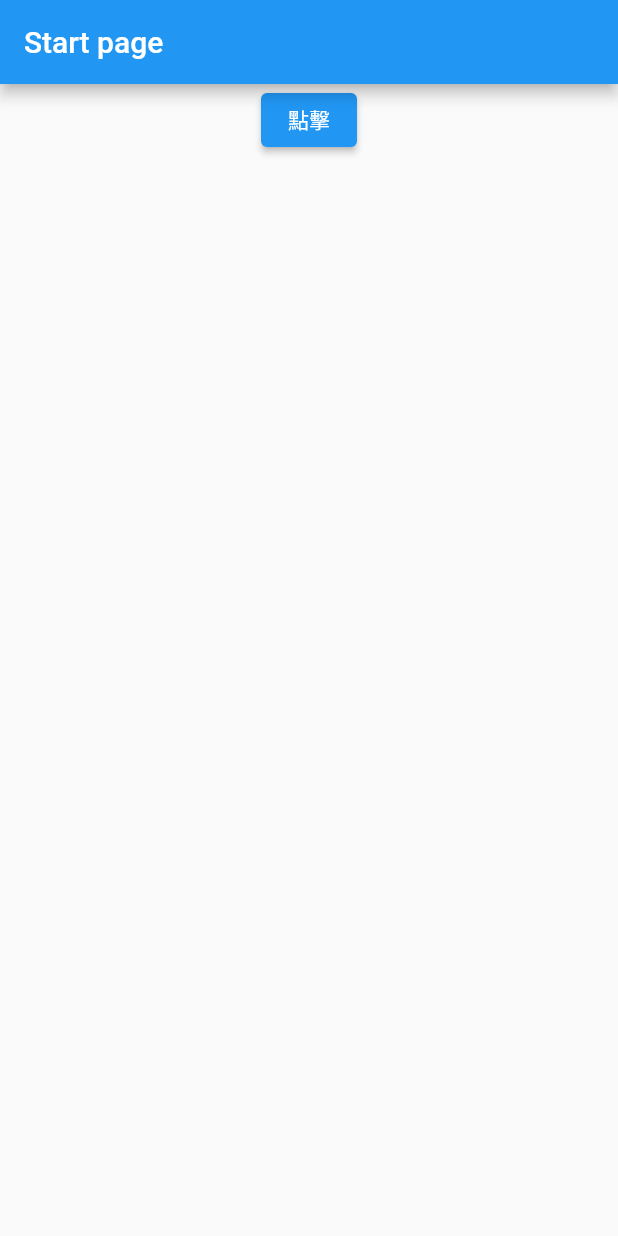
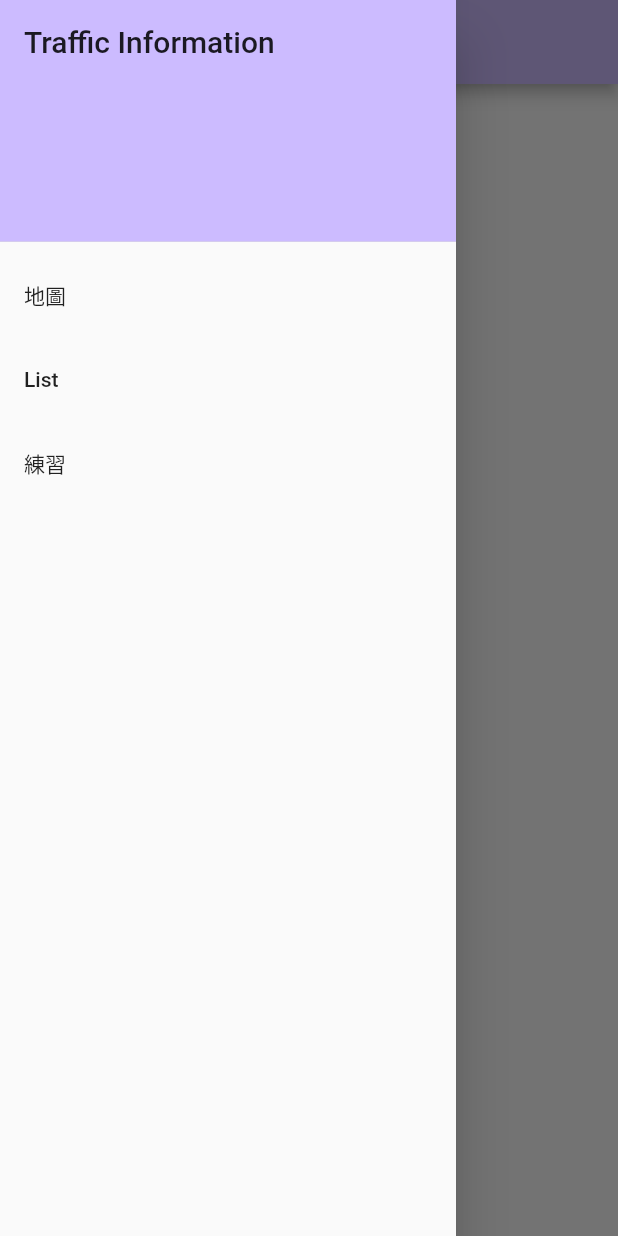
Before and after one commit to cheenjame/mvvm_expample, a Flutter app: the screen it shows after launch, with the side drawer open (before the commit the screen has no drawer), on a phone screen of 412 x 824 dp. Run offline on Flutter 3.47's test engine with Material 2 defaults, Android fonts, the phone set to English and light mode, and no system bars; network calls fail.

Commit message:
[add] 新增功能
側邊欄、新竹停車場資訊、開場頁

```diff
--- /dev/null
+++ b/lib/colors.dart
@@ -0,0 +1,4 @@
+
+import 'package:flutter/material.dart';
+
+const mainColor = Color(0xffCCBBFF);
--- /dev/null
+++ b/lib/drawer.dart
@@ -0,0 +1,34 @@
+import 'package:flutter/material.dart';
+import 'package:flutter/widgets.dart';
+import 'package:mvvm_expample/colors.dart';
+import 'package:mvvm_expample/generated/l10n.dart';
+import 'package:mvvm_expample/route.dart';
+
+/// 側邊欄
+class MvvmDrawer extends StatelessWidget {
+  @override
+  Widget build(BuildContext context) {
+    return Drawer(
+        child: ListView(
+      padding: EdgeInsets.zero,
+      children: [
+        DrawerHeader(
+          child: Text(
+            MvvmApp.of(context).trafficInformation,
+            style: const TextStyle(fontSize: 20),
+          ),
+          decoration: const BoxDecoration(color: mainColor),
+        ),
+        ListTile(title: Text(MvvmApp.of(context).drawerMap)),
+        ListTile(
+          title: Text(MvvmApp.of(context).drawerList),
+          onTap: () => Navigator.pushNamed(context, kRouteParking),
+        ),
+        ListTile(
+          title: const Text('練習'),
+          onTap: () => Navigator.pushNamed(context, kRouteSecond),
+        )
+      ],
+    ));
+  }
+}
--- a/lib/l10n/intl_en.arb
+++ b/lib/l10n/intl_en.arb
@@ -1,7 +1,61 @@
 {
-    "startpage": "Start page",
-    "@startpage": {
-      "description": "第一頁/標題",
+  "OperatingHours": "Operating hours",
+  "@OperatingHours": {
+    "description": "停車場資訊/營運時間:",
+    "type": "text",
+    "placeholders": {}
+  },
+    "ParkingLotInformation": "Parking lot information",
+    "@ParkingLotInformation": {
+      "description": "停車場資訊/停車場資訊",
+      "type": "text",
+      "placeholders": {}
+    },
+    "weekdays": "How to charge on weekdays",
+    "@weekdays": {
+      "description": "停車場資訊/平日收費方式",
+      "type": "text",
+      "placeholders": {}
+    },
+    "holiday": "Holiday charging method",
+    "@holiday": {
+      "description": "停車場資訊/假日收費方式",
+      "type": "text",
+      "placeholders": {}
+    },
+    "totalCar": "Total car parking spaces:",
+    "@totalCar": {
+      "description": "停車場資訊/汽車總車位:",
+      "type": "text",
+      "placeholders": {}
+    },
+    "carRemaining": "Car remaining parking spaces:",
+    "@carRemaining": {
+      "description": "停車場資訊/汽車剩餘車位:",
+      "type": "text",
+      "placeholders": {}
+    },
+    "totalLocomotive": "Total Locomotive Parking Space:",
+    "@totalLocomotive": {
+      "description": "停車場資訊/機車總車位:",
+      "type": "text",
+      "placeholders": {}
+    },
+    "locomotiveRemaining": "Locomotive remaining parking spaces:",
+    "@locomotiveRemaining": {
+      "description": "停車場資訊/機車剩餘車位:",
+      "type": "text",
+      "placeholders": {}
+    },
+    "trafficInformation": "Traffic Information",
+    "@trafficInformation": {
+      "description": "側邊欄/交通資訊",
+      "type": "text",
+      "placeholders": {}
+    },
+    "drawerList": "List",
+    "@drawerList": {
+      "description": "側邊欄/列表",
       "type": "text",
       "placeholders": {}
     }
--- a/lib/l10n/intl_zh_TW.arb
+++ b/lib/l10n/intl_zh_TW.arb
@@ -1,7 +1,67 @@
 {
-    "startpage": "第一頁",
-    "@startpage": {
-      "description": "第一頁/標題",
+    "operatingHours": "營運時間:",
+    "@operatingHours": {
+      "description": "停車場資訊/營運時間:",
+      "type": "text",
+      "placeholders": {}
+    },
+    "parkingLotInformation": "停車場資訊",
+    "@parkingLotInformation": {
+      "description": "停車場資訊/停車場資訊",
+      "type": "text",
+      "placeholders": {}
+    },
+    "weekdays": "平日收費方式",
+    "@weekdays": {
+      "description": "停車場資訊/平日收費方式",
+      "type": "text",
+      "placeholders": {}
+    },
+    "holiday": "假日收費方式",
+    "@holiday": {
+      "description": "停車場資訊/假日收費方式",
+      "type": "text",
+      "placeholders": {}
+    },
+    "totalCar": "汽車總車位:",
+    "@totalCar": {
+      "description": "停車場資訊/汽車總車位:",
+      "type": "text",
+      "placeholders": {}
+    },
+    "carRemaining": "汽車剩餘車位:",
+    "@carRemaining": {
+      "description": "停車場資訊/汽車剩餘車位:",
+      "type": "text",
+      "placeholders": {}
+    },
+    "totalLocomotive": "機車總車位:",
+    "@totalLocomotive": {
+      "description": "停車場資訊/機車總車位:",
+      "type": "text",
+      "placeholders": {}
+    },
+    "locomotiveRemaining": "機車剩餘車位:",
+    "@locomotiveRemaining": {
+      "description": "停車場資訊/機車剩餘車位:",
+      "type": "text",
+      "placeholders": {}
+    },
+    "trafficInformation": "交通資訊",
+    "@trafficInformation": {
+      "description": "側邊欄/交通資訊",
+      "type": "text",
+      "placeholders": {}
+    },
+    "drawerMap": "地圖",
+    "@drawerMap": {
+      "description": "側邊欄/地圖",
+      "type": "text",
+      "placeholders": {}
+    },
+    "drawerList": "列表",
+    "@drawerList": {
+      "description": "側邊欄/列表",
       "type": "text",
       "placeholders": {}
     }
--- a/lib/main.dart
+++ b/lib/main.dart
@@ -1,5 +1,6 @@
 import 'package:flutter/material.dart';
 import 'package:flutter_localizations/flutter_localizations.dart';
+import 'package:mvvm_expample/colors.dart';
 import 'package:mvvm_expample/generated/l10n.dart';
 import 'package:mvvm_expample/route.dart';
 
@@ -10,18 +11,19 @@ void main() {
 class MvvmExampleApp extends StatelessWidget {
   @override
   Widget build(BuildContext context) {
-    return const MaterialApp(
-      localizationsDelegates: [
+    return MaterialApp(
+      localizationsDelegates: const [
         GlobalMaterialLocalizations.delegate,
         GlobalWidgetsLocalizations.delegate,
         MvvmApp.delegate
       ],
-      supportedLocales: [
+      supportedLocales: const [
         Locale.fromSubtags(languageCode: 'zh', countryCode: 'TW'),
         Locale.fromSubtags(languageCode: 'en'),
       ],
       onGenerateRoute: onRoute,
       initialRoute: kRouteSplash,
+      theme: ThemeData(primaryColor: mainColor),
     );
   }
 }
--- /dev/null
+++ b/lib/parking/parking_page.dart
@@ -0,0 +1,111 @@
+import 'package:flutter/material.dart';
+import 'package:mvvm_expample/generated/l10n.dart';
+import 'package:mvvm_expample/parking/parking_view_model.dart';
+import 'package:mvvm_expample/repository/repository.dart';
+import 'package:mvvm_expample/drawer.dart';
+import 'package:provider/provider.dart';
+
+class ParkingPage extends StatelessWidget {
+  ParkingPage({ParkingViewModel? viewModel})
+      : _viewModel = viewModel ?? ParkingViewModel();
+  final ParkingViewModel _viewModel;
+  final _refreshKey = GlobalKey<RefreshIndicatorState>();
+
+  @override
+  Widget build(BuildContext context) {
+    if (!_viewModel.isLoaded) {
+      WidgetsBinding.instance?.addPostFrameCallback((_) {
+        _refreshKey.currentState?.show();
+      });
+    }
+    return Scaffold(
+      appBar: AppBar(
+        title: Text(MvvmApp.of(context).parkingLotInformation),
+      ),
+      drawer: MvvmDrawer(),
+      body: ChangeNotifierProvider.value(
+        value: _viewModel.items,
+        child: Column(children: [
+          Expanded(
+            child: RefreshIndicator(
+              key: _refreshKey,
+              child: Consumer<ValueNotifier<List<HsinchuCityParking>>>(
+                builder: (context, items, child) => ListView.separated(
+                    itemBuilder: (BuildContext context, int index) =>
+                        _buildParkingItem(context, items.value[index]),
+                    separatorBuilder: (context, int index) => const Divider(),
+                    itemCount: items.value.length),
+              ),
+              onRefresh: _viewModel.getHsinchuParking,
+            ),
+          )
+        ]),
+      ),
+    );
+  }
+
+  /// 停車場資訊內容
+  Widget _buildParkingItem(BuildContext context, HsinchuCityParking parking) {
+    return Container(
+      margin: const EdgeInsets.only(left: 20),
+      child: Column(crossAxisAlignment: CrossAxisAlignment.start, children: [
+        Text(
+          parking.name ?? '',
+          style: const TextStyle(fontWeight: FontWeight.bold, fontSize: 16),
+        ),
+        Row(children: [
+          Text(MvvmApp.of(context).operatingHours),
+          Container(
+            margin: const EdgeInsets.only(left: 10),
+            child: Text(
+              parking.time ?? '',
+              style: const TextStyle(fontSize: 12),
+            ),
+          )
+        ]),
+        Text(MvvmApp.of(context).weekdays),
+        Text(
+          parking.weekdays ?? '',
+          style: const TextStyle(fontSize: 11, color: Colors.red),
+        ),
+        Text(MvvmApp.of(context).holiday),
+        Container(
+          margin: const EdgeInsets.only(bottom: 10),
+          child: Text(
+            parking.holiday ?? '',
+            style: const TextStyle(fontSize: 11, color: Colors.red),
+          ),
+        ),
+        _buildLocomotive(
+            MvvmApp.of(context).totalCar,
+            MvvmApp.of(context).carRemaining,
+            parking.carTotal ?? '',
+            parking.carSurplus ?? ''),
+        _buildLocomotive(
+            MvvmApp.of(context).totalLocomotive,
+            MvvmApp.of(context).locomotiveRemaining,
+            parking.locomotiveTotal ?? '',
+            parking.locomotiveSurplus ?? '')
+      ]),
+    );
+  }
+
+  Widget _buildLocomotive(String totalTitle, String numberTitle, String total,
+      String locomotiveSurplus) {
+    if (_viewModel.isTotal(total))
+    return Container();
+    return Row(
+      children: [
+        Expanded(
+            child: Row(
+          children: [Text(totalTitle), Text(total)],
+        )),
+        Expanded(
+          child: Row(
+            children: [Text(numberTitle), Text(locomotiveSurplus)],
+          ),
+        )
+      ],
+    );
+  }
+}
--- /dev/null
+++ b/lib/parking/parking_view_model.dart
@@ -0,0 +1,20 @@
+import 'package:flutter/material.dart';
+import 'package:mvvm_expample/repository/repository.dart';
+
+class ParkingViewModel {
+  ParkingViewModel({Repository? repository})
+      : _repository = repository ?? Repository();
+  final Repository _repository;
+  bool isLoaded = false;
+  final items = ValueNotifier<List<HsinchuCityParking>>([]);
+  Future<List<HsinchuCityParking>> getHsinchuParking() async {
+    isLoaded = true;
+    return _repository.getHsinchuParking().then((value) => items.value = value);
+  }
+
+/// 總車位是否為0
+  bool isTotal(String total) {
+    final number = int.parse(total);
+    return number == 0;
+  }
+}
--- a/lib/repository/repository.dart
+++ b/lib/repository/repository.dart
@@ -1,5 +1,6 @@
- import 'dart:convert';
+import 'dart:convert';
 import 'package:http/http.dart' as http;
+import 'package:mvvm_expample/repository/global_json.dart';
 
 class Repository {
   /// 取得專輯
@@ -13,18 +14,79 @@ class Repository {
       throw Exception('Failed to load album');
     }
   }
+
+  /// 取得新竹停車場資訊
+  Future<List<HsinchuCityParking>> getHsinchuParking() async {
+    final repsonse = await http.get(Uri.parse(
+        'https://odws.hccg.gov.tw/001/Upload/25/OpenData/9059/452/7f02e869-396b-480c-b93f-f62cf67b0f7c.json'));
+    if (repsonse.statusCode == 200) {
+      return parseParking(const Utf8Codec().decode(repsonse.bodyBytes));
+    } else {
+      throw Exception('網路異常');
+    }
+  }
 }
+
 /// 專輯json資料
 class Album {
-  Album({this.userId, this.id, this.title});
   Album.fromJson(dynamic json)
-      : userId = json['userId']?? 0,
-        id = json['id']?? 0,
-        title = json['title']?? '';
+      : userId = json['userId'] ?? 0,
+        id = json['id'] ?? 0,
+        title = json['title'] ?? '';
+
   /// 使用者id
   final int? userId;
+
   /// 專輯id
   final int? id;
+
   /// 專輯標題
   final String? title;
+  @override
+  String toString() {
+    return 'Album(userId : $userId , id : $id , title: $title)';
+  }
 }
+
+// 停車場名稱: "永兆(勞山)停車場",
+// 地址: "新竹市南大路140巷內",
+// 營運時間: "每日00:00~24:00(24H)",
+// 平日收費方式: "機車：20元/次",
+// 假日收費方式: "機車：20元/次",
+// 汽車總車位: "0",
+// 汽車剩餘車位: "0",
+// 機車總車位: "500",
+// 機車剩餘車位: "139",
+// X座標: "24.80726", 緯度
+// Y座標: "120.969783" 經度
+
+/// 新竹市停車場
+class HsinchuCityParking {
+  HsinchuCityParking.fromJson(dynamic json)
+      : name = json['停車場名稱'] ?? '',
+        address = json['地址'] ?? '',
+        time = json['營運時間'] ?? '',
+        weekdays = json['平日收費方式'] ?? '',
+        holiday = json['假日收費方式'] ?? '',
+        carTotal = json['汽車總車位'] ?? '',
+        carSurplus = json['汽車剩餘車位'] ?? '',
+        locomotiveTotal = json['機車總車位'] ?? '',
+        locomotiveSurplus = json['機車剩餘車位'] ?? '',
+        longitude = json['X座標'] ?? '',
+        latitude = json['Y座標'];
+  final String? name;
+  final String? address;
+  final String? time;
+  final String? weekdays;
+  final String? holiday;
+  final String? carTotal;
+  final String? carSurplus;
+  final String? locomotiveTotal;
+  final String? locomotiveSurplus;
+  final String? longitude;
+  final String? latitude;
+  @override
+  String toString() {
+    return 'HsinchuCityParking(name = $name , address = $address , time = $time , weekdays = $weekdays , holiday = $holiday , carTotal = $carTotal , carSurplus = $carSurplus , locomotiveTotal = $locomotiveTotal , locomotiveSurplus = $locomotiveSurplus, longitude = $longitude, latitude = $latitude )';
+  }
+}
--- a/lib/route.dart
+++ b/lib/route.dart
@@ -1,21 +1,23 @@
-
 import 'package:flutter/material.dart';
+import 'package:mvvm_expample/parking/parking_page.dart';
 import 'package:mvvm_expample/second/second_page.dart';
 import 'package:mvvm_expample/splash_page.dart';
 
 enum TransitionType { normal, slideTop, slideLeft }
 
 const String kRouteSplash = '/';
-const String kRouteFirst = '/second';
+const String kRouteSecond = '/second/second';
+const String kRouteParking = '/parking';
 
 Map<String, WidgetBuilder> getRoute() {
   return {
     kRouteSplash: (context) => SplashPage(),
-    kRouteFirst: (context) => SecondPage()
+    kRouteSecond: (context) => SecondPage(),
+    kRouteParking: (context) => ParkingPage()
   };
 }
 
 Route<dynamic> onRoute(RouteSettings settings) {
-  final  route = getRoute();
+  final route = getRoute();
   return MaterialPageRoute(builder: route[settings.name]!, settings: settings);
 }
--- a/lib/splash_page.dart
+++ b/lib/splash_page.dart
@@ -1,22 +1,26 @@
 import 'package:flutter/material.dart';
-import 'package:mvvm_expample/generated/l10n.dart';
 import 'package:mvvm_expample/route.dart';
+import 'package:mvvm_expample/splash_view_model.dart';
 
 class SplashPage extends StatelessWidget {
+  SplashPage({SplashViewModel? viewModel})
+      : _viewModel = viewModel ?? SplashViewModel();
+  final SplashViewModel _viewModel;
   @override
   Widget build(BuildContext context) {
-    return Scaffold(
-      appBar: AppBar(
-        title:  Text(MvvmApp.of(context).startpage),
-      ),
-      body: Center(
-          child: Column(
-        children: [
-          ElevatedButton(
-              child: const Text('點擊'),
-              onPressed: () => Navigator.pushNamed(context, kRouteFirst))
-        ],
-      )),
-    );
+    return FutureBuilder(
+        future: _viewModel.getTime(),
+        builder: (context, snapshot) {
+          if (snapshot.connectionState == ConnectionState.done) {
+            WidgetsBinding.instance?.addPostFrameCallback((_) {
+              Navigator.popAndPushNamed(context, kRouteParking);
+            });
+          }
+          return Container(
+            alignment: Alignment.center,
+            color: Colors.white,
+            child: const Icon(Icons.car_repair),
+          );
+        });
   }
 }
```
Also changed, not shown: analysis_options.yaml (+4 -3 lines), lib/repository/global_json.dart (added, +10 -0 lines), lib/splash_view_model.dart (added, +7 -0 lines), lib/generated/intl/messages_en.dart, lib/generated/intl/messages_zh_TW.dart, lib/generated/l10n.dart.
